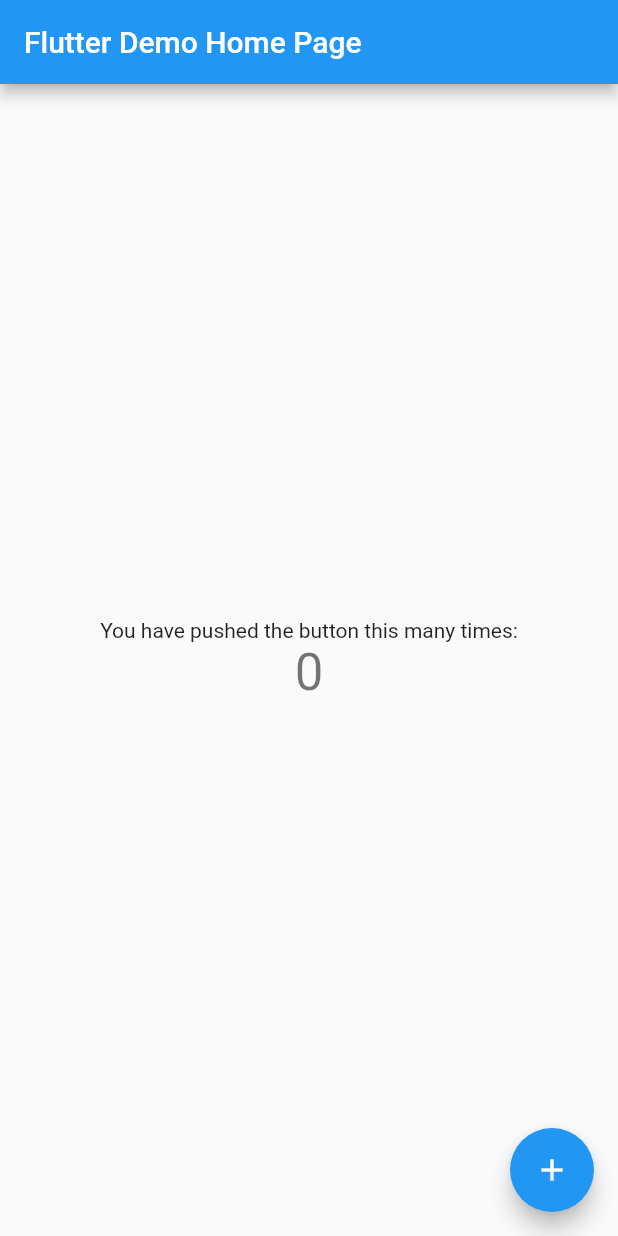
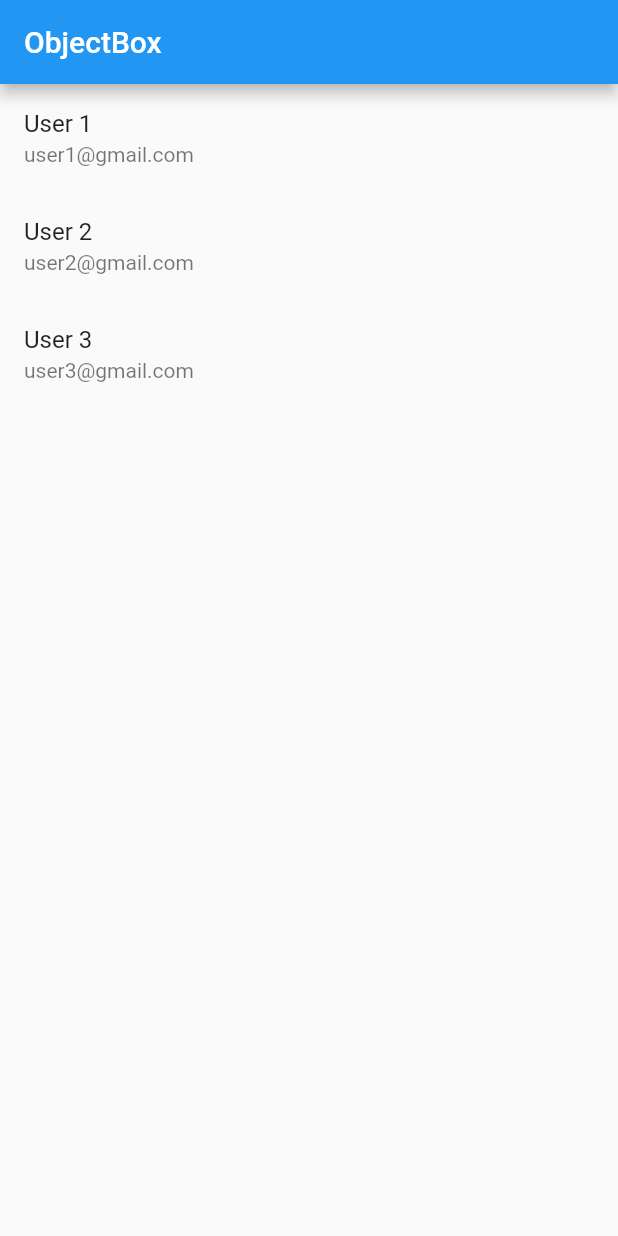
Before and after one commit to ilyosyusuf/objectbox_example, a Flutter app: the screen it shows after launch, on a phone screen of 412 x 824 dp. Run offline on Flutter 3.47's test engine with Material 2 defaults, Android fonts, the phone set to English and light mode, and no system bars; our stand-ins replace objectbox.

Commit message:
added objectbox package

```diff
--- a/lib/main.dart
+++ b/lib/main.dart
@@ -1,113 +1,20 @@
 import 'package:flutter/material.dart';
+import 'package:objectbox_example/view/home_view.dart';
 
 void main() {
   runApp(MyApp());
 }
 
 class MyApp extends StatelessWidget {
-  // This widget is the root of your application.
   @override
   Widget build(BuildContext context) {
     return MaterialApp(
       title: 'Flutter Demo',
+      debugShowCheckedModeBanner: false,
       theme: ThemeData(
-        // This is the theme of your application.
-        //
-        // Try running your application with "flutter run". You'll see the
-        // application has a blue toolbar. Then, without quitting the app, try
-        // changing the primarySwatch below to Colors.green and then invoke
-        // "hot reload" (press "r" in the console where you ran "flutter run",
-        // or simply save your changes to "hot reload" in a Flutter IDE).
-        // Notice that the counter didn't reset back to zero; the application
-        // is not restarted.
         primarySwatch: Colors.blue,
       ),
-      home: MyHomePage(title: 'Flutter Demo Home Page'),
+      home: HomeView(),
     );
   }
 }
-
-class MyHomePage extends StatefulWidget {
-  MyHomePage({Key? key, required this.title}) : super(key: key);
-
-  // This widget is the home page of your application. It is stateful, meaning
-  // that it has a State object (defined below) that contains fields that affect
-  // how it looks.
-
-  // This class is the configuration for the state. It holds the values (in this
-  // case the title) provided by the parent (in this case the App widget) and
-  // used by the build method of the State. Fields in a Widget subclass are
-  // always marked "final".
-
-  final String title;
-
-  @override
-  _MyHomePageState createState() => _MyHomePageState();
-}
-
-class _MyHomePageState extends State<MyHomePage> {
-  int _counter = 0;
-
-  void _incrementCounter() {
-    setState(() {
-      // This call to setState tells the Flutter framework that something has
-      // changed in this State, which causes it to rerun the build method below
-      // so that the display can reflect the updated values. If we changed
-      // _counter without calling setState(), then the build method would not be
-      // called again, and so nothing would appear to happen.
-      _counter++;
-    });
-  }
-
-  @override
-  Widget build(BuildContext context) {
-    // This method is rerun every time setState is called, for instance as done
-    // by the _incrementCounter method above.
-    //
-    // The Flutter framework has been optimized to make rerunning build methods
-    // fast, so that you can just rebuild anything that needs updating rather
-    // than having to individually change instances of widgets.
-    return Scaffold(
-      appBar: AppBar(
-        // Here we take the value from the MyHomePage object that was created by
-        // the App.build method, and use it to set our appbar title.
-        title: Text(widget.title),
-      ),
-      body: Center(
-        // Center is a layout widget. It takes a single child and positions it
-        // in the middle of the parent.
-        child: Column(
-          // Column is also a layout widget. It takes a list of children and
-          // arranges them vertically. By default, it sizes itself to fit its
-          // children horizontally, and tries to be as tall as its parent.
-          //
-          // Invoke "debug painting" (press "p" in the console, choose the
-          // "Toggle Debug Paint" action from the Flutter Inspector in Android
-          // Studio, or the "Toggle Debug Paint" command in Visual Studio Code)
-          // to see the wireframe for each widget.
-          //
-          // Column has various properties to control how it sizes itself and
-          // how it positions its children. Here we use mainAxisAlignment to
-          // center the children vertically; the main axis here is the vertical
-          // axis because Columns are vertical (the cross axis would be
-          // horizontal).
-          mainAxisAlignment: MainAxisAlignment.center,
-          children: <Widget>[
-            Text(
-              'You have pushed the button this many times:',
-            ),
-            Text(
-              '$_counter',
-              style: Theme.of(context).textTheme.headline4,
-            ),
-          ],
-        ),
-      ),
-      floatingActionButton: FloatingActionButton(
-        onPressed: _incrementCounter,
-        tooltip: 'Increment',
-        child: Icon(Icons.add),
-      ), // This trailing comma makes auto-formatting nicer for build methods.
-    );
-  }
-}
--- /dev/null
+++ b/lib/models/user_model.dart
@@ -0,0 +1,16 @@
+
+import 'package:objectbox/objectbox.dart';
+
+@Entity()
+@Sync()
+class UserModel {
+  int id;
+  String name;
+  String email;
+
+  UserModel({
+    this.id = 0,
+    required this.name,
+    required this.email
+  });
+}
--- /dev/null
+++ b/lib/view/home_view.dart
@@ -0,0 +1,29 @@
+import 'package:flutter/material.dart';
+import 'package:objectbox_example/models/user_model.dart';
+
+class HomeView extends StatelessWidget {
+  HomeView({Key? key}) : super(key: key);
+
+  List<UserModel> users = [
+    UserModel(name: "User 1", email: "user1@gmail.com"),
+    UserModel(name: "User 2", email: "user2@gmail.com"),
+    UserModel(name: "User 3", email: "user3@gmail.com"),
+  ];
+
+  @override
+  Widget build(BuildContext context) {
+    return Scaffold(
+      appBar: AppBar(title: Text("ObjectBox")),
+      body: ListView.builder(
+        itemCount: users.length,
+        itemBuilder: (context, i) {
+          final user = users[i];
+          return ListTile(
+            title: Text(user.name),
+            subtitle: Text(user.email),
+          );
+        },
+      ),
+    );
+  }
+}
--- a/pubspec.yaml
+++ b/pubspec.yaml
@@ -28,10 +28,15 @@
   # The following adds the Cupertino Icons font to your application.
   # Use with the CupertinoIcons class for iOS style icons.
   cupertino_icons: ^1.0.2
+  objectbox: ^1.5.0
+  objectbox_flutter_libs: ^1.5.0
 
 dev_dependencies:
   flutter_test:
     sdk: flutter
+
+  build_runner: ^2.0.0
+  objectbox_generator: any
 
 # For information on the generic Dart part of this file, see the
 # following page: https://dart.dev/tools/pub/pubspec
```
Also changed, not shown: pubspec.lock, 1 other file.
